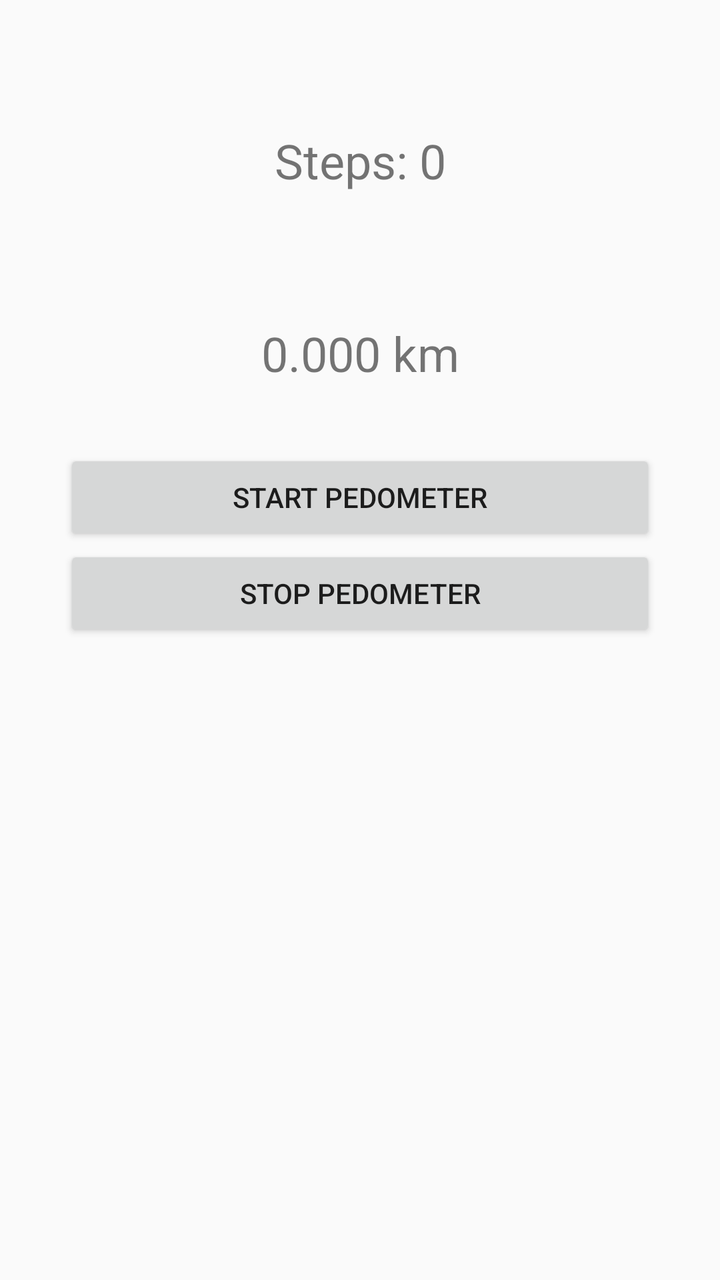
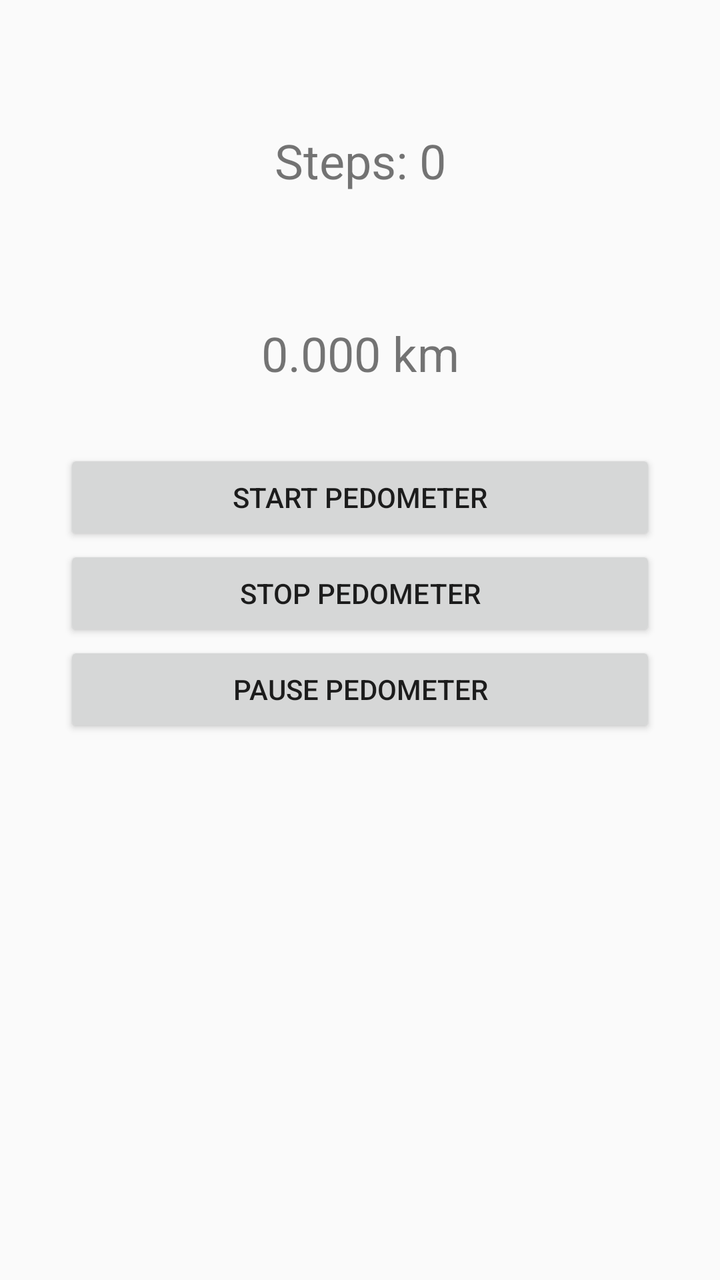

An Android layout rendered at two revisions. The XML below is the earlier revision; the diff shows what the commit changed to produce the second picture.
<!-- AndroidManifest.xml: application theme AppTheme -->
<!-- res/layout/activity_main.xml -->
<?xml version="1.0" encoding="utf-8"?>
<LinearLayout xmlns:android="http://schemas.android.com/apk/res/android"
    android:orientation="vertical"
    android:padding="32dp"
    android:layout_width="match_parent"
    android:layout_height="match_parent">



    <TextView
        android:id="@+id/tv_steps"
        android:layout_width="match_parent"
        android:layout_height="wrap_content"
        android:gravity="center"
        android:text="Steps: 0"
        android:padding="32dp"
        android:textSize="24sp"
        />

    <TextView
        android:id="@+id/tv_km"
        android:layout_width="match_parent"
        android:layout_height="wrap_content"
        android:gravity="center"
        android:text="0.000 km"
        android:padding="32dp"
        android:textSize="24sp"
        />


    <Button
        android:id="@+id/btn_start"
        android:layout_width="match_parent"
        android:layout_height="wrap_content"
        android:text="Start Pedometer"
        />

    <Button
        android:id="@+id/btn_stop"
        android:layout_width="match_parent"
        android:layout_height="wrap_content"
        android:text="Stop Pedometer"
        />

</LinearLayout>
<!-- resources referenced by this layout -->
<resources>
  <style name="AppTheme" parent="Theme.AppCompat.Light.DarkActionBar">
          
          <item name="colorPrimary">@color/colorPrimary</item>
          <item name="colorPrimaryDark">@color/colorPrimaryDark</item>
          <item name="colorAccent">@color/colorAccent</item>
      </style>
  <color name="colorPrimary">#3F51B5</color>
  <color name="colorPrimaryDark">#303F9F</color>
  <color name="colorAccent">#FF4081</color>
</resources>

<!-- the commit's change to res/layout/activity_main.xml (unified diff, before → after) -->
@@ -42,4 +42,12 @@
         android:text="Stop Pedometer"
         />
 
+
+    <Button
+        android:id="@+id/btn_pause"
+        android:layout_width="match_parent"
+        android:layout_height="wrap_content"
+        android:text="Pause Pedometer"
+        />
+
 </LinearLayout>
